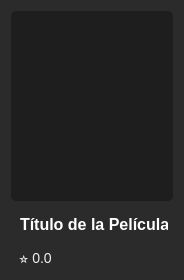
Old version of the form desktop_client/view/movie_card.ui in the repository brunorahu/FilmTrack-Project.
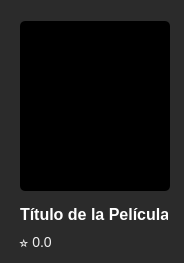
New version of the form.

Commit message: feat: Achieve visual parity on desktop client (logos, icons, styles)

```diff
--- a/desktop_client/view/movie_card.ui
+++ b/desktop_client/view/movie_card.ui
@@ -7,12 +7,27 @@
     <x>0</x>
     <y>0</y>
     <width>180</width>
-    <height>280</height>
+    <height>263</height>
    </rect>
   </property>
+  <property name="minimumSize">
+   <size>
+    <width>0</width>
+    <height>233</height>
+   </size>
+  </property>
+  <property name="maximumSize">
+   <size>
+    <width>180</width>
+    <height>263</height>
+   </size>
+  </property>
   <property name="windowTitle">
    <string>Form</string>
   </property>
+  <property name="layoutDirection">
+   <enum>Qt::LeftToRight</enum>
+  </property>
   <property name="styleSheet">
    <string notr="true">/* Estilo para el widget contenedor de la tarjeta */
 QWidget {
@@ -41,14 +56,35 @@
     font-size: 14px;
     padding-left: 5px;
     padding-right: 5px;
+}
+
+/* Efecto Hover directo en la tarjeta */
+QWidget#Form:hover {
+    background-color: #333333; /* Un gris un poco más claro */
+    border: 2px solid #800020; /* Borde color Vino */
+}
+
+/* Aseguramos que los labels internos tengan fondo transparente para heredar el color */
+QLabel {
+    background-color: transparent;
+}
+/* Excepción: El póster debe mantener su fondo si no carga */
+QLabel#poster_label {
+    background-color: #000; 
 }</string>
   </property>
   <layout class="QVBoxLayout" name="verticalLayout">
+   <property name="spacing">
+    <number>0</number>
+   </property>
+   <property name="sizeConstraint">
+    <enum>QLayout::SetDefaultConstraint</enum>
+   </property>
    <item>
-    <widget class="QLabel" name="poster_label">
+    <widget class="QFrame" name="frame">
      <property name="minimumSize">
       <size>
-       <width>162</width>
+       <width>0</width>
        <height>190</height>
       </size>
      </property>
@@ -58,18 +94,42 @@
        <height>190</height>
       </size>
      </property>
-     <property name="styleSheet">
-      <string notr="true"/>
+     <property name="frameShape">
+      <enum>QFrame::StyledPanel</enum>
      </property>
-     <property name="text">
-      <string/>
+     <property name="frameShadow">
+      <enum>QFrame::Raised</enum>
      </property>
-     <property name="scaledContents">
-      <bool>true</bool>
-     </property>
-     <property name="alignment">
-      <set>Qt::AlignCenter</set>
-     </property>
+     <layout class="QVBoxLayout" name="verticalLayout_3">
+      <item>
+       <widget class="QLabel" name="poster_label">
+        <property name="minimumSize">
+         <size>
+          <width>150</width>
+          <height>170</height>
+         </size>
+        </property>
+        <property name="maximumSize">
+         <size>
+          <width>150</width>
+          <height>170</height>
+         </size>
+        </property>
+        <property name="styleSheet">
+         <string notr="true"/>
+        </property>
+        <property name="text">
+         <string/>
+        </property>
+        <property name="scaledContents">
+         <bool>true</bool>
+        </property>
+        <property name="alignment">
+         <set>Qt::AlignCenter</set>
+        </property>
+       </widget>
+      </item>
+     </layout>
     </widget>
    </item>
    <item>
```
The commit also changes 23 other files.
